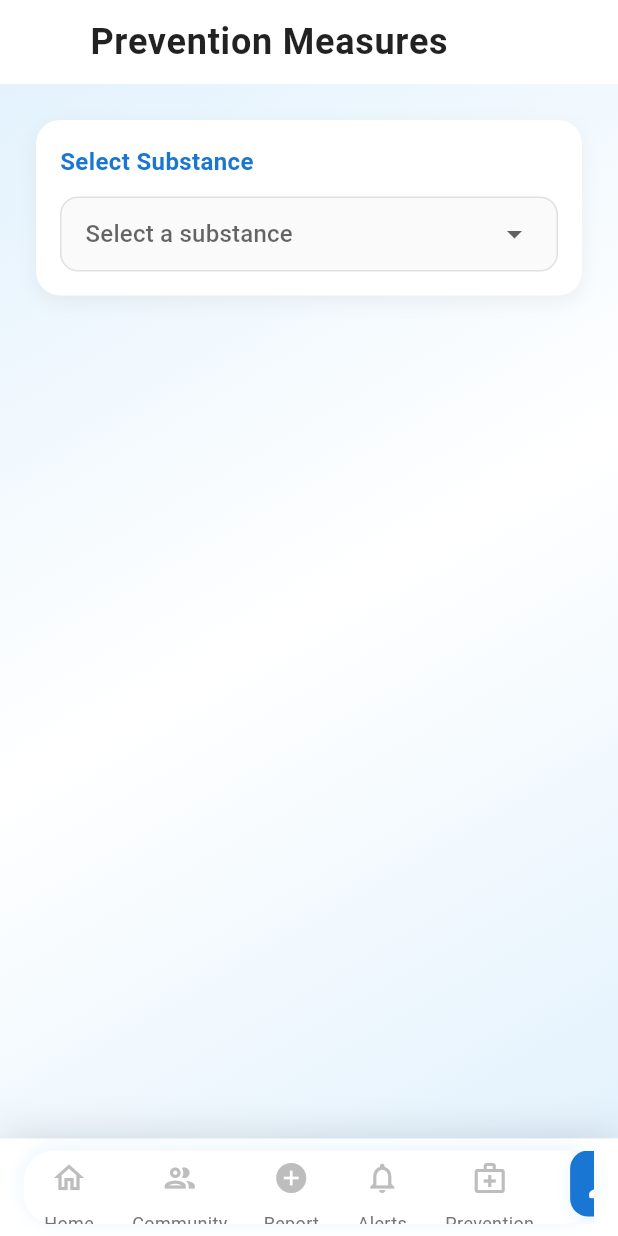
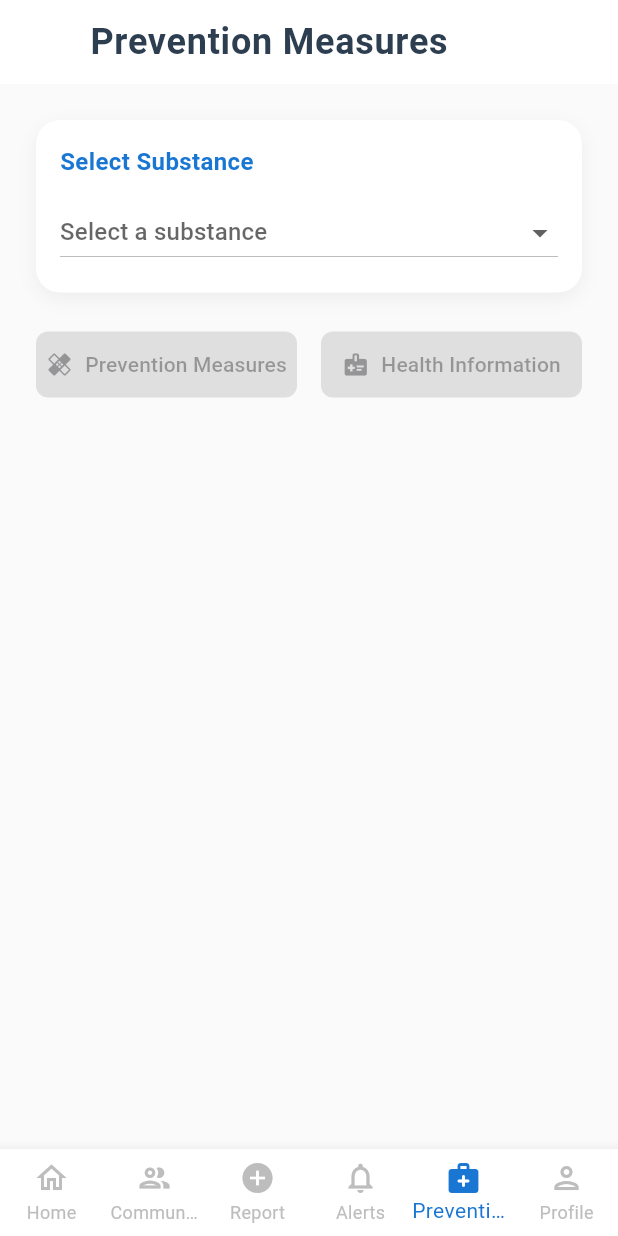
Before and after one commit to jobexperimentt33/RealReportingApp, a Flutter app: the PreventionMeasuresPage screen opened directly, on a phone screen of 412 x 824 dp. Run offline on Flutter 3.47's test engine with Material 3 defaults, Android fonts, the phone set to English and light mode, and no system bars; our stand-ins replace cloud_firestore, firebase_auth, firebase_core, firebase_dynamic_links, firebase_storage, geocoding and 6 more; accounts and stored records are empty.

Commit message:
prevention measure page done

```diff
--- a/brightpath/lib/prevention_measures_page.dart
+++ b/brightpath/lib/prevention_measures_page.dart
@@ -13,14 +13,13 @@ class PreventionMeasuresPage extends StatefulWidget {
 }
 
 class _PreventionMeasuresPageState extends State<PreventionMeasuresPage> {
-  int _selectedIndex = 5; // New index for Prevention tab
-  int? _hoveredIndex;
+  int _selectedIndex = 4; // Correct index for Prevention tab
   String? selectedDrug;
   bool isLoading = false;
   String? preventionMeasures;
   String? sideEffects;
+  String? activeTab; // Add this line to track which tab is active
 
-  // List of commonly abused drugs
   final List<String> drugs = [
     'Alcohol',
     'Marijuana',
@@ -38,49 +37,86 @@ class _PreventionMeasuresPageState extends State<PreventionMeasuresPage> {
     'Steroids',
   ];
 
-  Future<void> _getDrugInfo() async {
+  Future<void> _getPreventionMeasures() async {
     if (selectedDrug == null) {
-      _showError('Please select a substance first');
+      _showError('Please select a substance first.');
       return;
     }
 
     setState(() {
       isLoading = true;
       preventionMeasures = null;
-      sideEffects = null;
+      activeTab = 'prevention';
     });
 
     try {
       final model = GenerativeModel(
         model: 'gemini-pro',
-        apiKey: 'AIzaSyAF6DBQUXz3nievlZR0Poz5Rfnu2erzwZU', // Replace with your API key
+        apiKey: 'AIzaSyBHZAHzL6aaux-UBiMFM7cSjNMgiB33fCI',
       );
 
-      final content = Content.text('''
-        Provide information about ${selectedDrug} in two sections:
-        1. Prevention measures and recovery strategies
-        2. Side effects and health risks
-
-        Keep the response concise and well-structured.
+      final preventionContent = Content.text('''
+        Provide prevention measures and recovery strategies for $selectedDrug.
+        Format the response with clear headers and bullet points.
+        Include these sections:
+        - Prevention Strategies:
+        - Early Warning Signs:
+        - Recovery Support:
+        Keep each bullet point concise and actionable.
       ''');
 
-      final response = await model.generateContent([content]);
-      final text = response.text ?? 'No information available';
-
-      // Split the response into prevention measures and side effects
-      final sections = text.split('\n\n');
+      final response = await model.generateContent([preventionContent]);
 
       setState(() {
-        preventionMeasures = sections.isNotEmpty ? sections[0].replaceAll('1. ', '') : 'No prevention measures available';
-        sideEffects = sections.length > 1 ? sections[1].replaceAll('2. ', '') : 'No side effects information available';
+        preventionMeasures = response.text ?? 'No prevention measures available.';
         isLoading = false;
       });
     } catch (e) {
-      _showError('Failed to fetch information: ${e.toString()}');
+      _showError('Failed to fetch information: $e');
       setState(() {
         isLoading = false;
-        preventionMeasures = null;
+      });
+    }
+  }
+
+  Future<void> _getSideEffects() async {
+    if (selectedDrug == null) {
+      _showError('Please select a substance first.');
+      return;
+    }
+
+    setState(() {
+      isLoading = true;
       sideEffects = null;
+      activeTab = 'sideEffects';
+    });
+
+    try {
+      final model = GenerativeModel(
+        model: 'gemini-pro',
+        apiKey: 'AIzaSyBHZAHzL6aaux-UBiMFM7cSjNMgiB33fCI',
+      );
+
+      final sideEffectsContent = Content.text('''
+        Provide educational information about $selectedDrug from a healthcare perspective.
+        Format the response as an educational resource with these sections:
+        - General Health Information:
+        - Important Safety Awareness:
+        - Healthcare Considerations:
+        Keep the information factual and educational, focusing on public health awareness.
+        Present the information in a way that would be appropriate for a medical education context.
+      ''');
+
+      final response = await model.generateContent([sideEffectsContent]);
+
+      setState(() {
+        sideEffects = response.text ?? 'No health information available.';
+        isLoading = false;
+      });
+    } catch (e) {
+      _showError('Unable to retrieve health information at this time. Please try again later.');
+      setState(() {
+        isLoading = false;
       });
     }
   }
@@ -96,24 +132,19 @@ class _PreventionMeasuresPageState extends State<PreventionMeasuresPage> {
   }
 
   @override
-  void dispose() {
-    // Add any controllers to dispose here if needed
-    super.dispose();
-  }
-
-  @override
   Widget build(BuildContext context) {
     return Scaffold(
+      backgroundColor: Colors.grey[50],
       appBar: AppBar(
         elevation: 0,
         backgroundColor: Colors.white,
-        foregroundColor: Colors.black87,
         title: Row(
           children: [
             Image.asset(
               'assets/brightpath_logo.png',
               height: 32,
-              errorBuilder: (context, error, stackTrace) => const SizedBox(width: 32),
+              errorBuilder: (context, error, stackTrace) =>
+                  const SizedBox(width: 32),
             ),
             const SizedBox(width: 12),
             const Text(
@@ -122,30 +153,56 @@ class _PreventionMeasuresPageState extends State<PreventionMeasuresPage> {
                 fontSize: 24,
                 fontWeight: FontWeight.w600,
                 letterSpacing: 0.5,
+                color: Color(0xFF2C3E50),
               ),
             ),
           ],
         ),
       ),
-      body: Container(
-        decoration: BoxDecoration(
-          gradient: LinearGradient(
-            begin: Alignment.topLeft,
-            end: Alignment.bottomRight,
-            colors: [
-              Colors.blue[50]!,
-              Colors.white,
-              Colors.blue[50]!,
+      body: SafeArea(
+        child: Container(
+          padding: const EdgeInsets.all(24),
+          child: Column(
+            crossAxisAlignment: CrossAxisAlignment.stretch,
+            children: [
+              _buildDropdown(),
+              const SizedBox(height: 24),
+              _buildButtons(),
+              const SizedBox(height: 24),
+              if (isLoading)
+                const Center(child: CircularProgressIndicator())
+              else if (activeTab == 'prevention' && preventionMeasures != null)
+                Expanded(
+                  child: SingleChildScrollView(
+                    child: _buildInfoCard(
+                      'Prevention Measures',
+                      preventionMeasures!,
+                      Icons.healing,
+                      Colors.green
+                    ),
+                  ),
+                )
+              else if (activeTab == 'sideEffects' && sideEffects != null)
+                Expanded(
+                  child: SingleChildScrollView(
+                    child: _buildInfoCard(
+                      'Health Information',
+                      sideEffects!,
+                      Icons.medical_information,
+                      Colors.blue,
+                    ),
+                  ),
+                ),
             ],
           ),
         ),
-        child: SafeArea(
-          child: Padding(
-            padding: const EdgeInsets.all(24.0),
-            child: Column(
-              crossAxisAlignment: CrossAxisAlignment.stretch,
-              children: [
-                Container(
+      ),
+      bottomNavigationBar: _buildBottomNavBar(),
+    );
+  }
+
+  Widget _buildDropdown() {
+    return Container(
       padding: const EdgeInsets.all(16),
       decoration: BoxDecoration(
         color: Colors.white,
@@ -170,125 +227,34 @@ class _PreventionMeasuresPageState extends State<PreventionMeasuresPage> {
             ),
           ),
           const SizedBox(height: 12),
-                      Container(
-                        decoration: BoxDecoration(
-                          color: Colors.grey[50],
-                          borderRadius: BorderRadius.circular(12),
-                          border: Border.all(color: Colors.grey[300]!),
-                        ),
-                        child: DropdownButtonHideUnderline(
-                          child: DropdownButton<String>(
+          DropdownButton<String>(
             value: selectedDrug,
             hint: const Text('Select a substance'),
             isExpanded: true,
-                            padding: const EdgeInsets.symmetric(horizontal: 16),
-                            borderRadius: BorderRadius.circular(12),
-                            items: drugs.map((String drug) {
+            items: drugs.map((drug) {
               return DropdownMenuItem<String>(
                 value: drug,
                 child: Text(drug),
               );
             }).toList(),
-                            onChanged: (String? newValue) {
+            onChanged: (value) {
               setState(() {
-                                selectedDrug = newValue;
+                selectedDrug = value;
+                // Clear previous results when selecting new drug
+                preventionMeasures = null;
+                sideEffects = null;
+                activeTab = null;
               });
-                              _getDrugInfo();
             },
           ),
-                        ),
-                      ),
         ],
-                  ),
-                ),
-                const SizedBox(height: 24),
-                if (isLoading)
-                  const Center(
-                    child: CircularProgressIndicator(),
-                  )
-                else if (preventionMeasures != null)
-                  Expanded(
-                    child: SingleChildScrollView(
-                      child: Column(
-                        crossAxisAlignment: CrossAxisAlignment.stretch,
-                        children: [
-                          _buildInfoCard(
-                            'Prevention Measures',
-                            preventionMeasures!,
-                            Icons.healing,
-                            Colors.green,
-                          ),
-                          const SizedBox(height: 16),
-                          if (sideEffects != null)
-                            _buildInfoCard(
-                              'Side Effects',
-                              sideEffects!,
-                              Icons.warning_amber_rounded,
-                              Colors.red,
-                            ),
-                        ],
-                      ),
-                    ),
-                  ),
-              ],
-            ),
-          ),
-        ),
-      ),
-      bottomNavigationBar: Container(
-        height: 65, // Fixed height to prevent overflow
-        decoration: BoxDecoration(
-          color: Colors.white,
-          boxShadow: [
-            BoxShadow(
-              color: Colors.black.withOpacity(0.1),
-              blurRadius: 20,
-              offset: const Offset(0, -5),
-            ),
-          ],
-        ),
-        child: SafeArea(
-          child: Padding(
-            padding: const EdgeInsets.symmetric(horizontal: 16.0, vertical: 8),
-            child: Container(
-              decoration: BoxDecoration(
-                color: Colors.white,
-                borderRadius: BorderRadius.circular(20),
-                boxShadow: [
-                  BoxShadow(
-                    color: Colors.blue.withOpacity(0.1),
-                    blurRadius: 10,
-                    offset: const Offset(0, -2),
-                  ),
-                ],
-              ),
-              child: SingleChildScrollView(
-                scrollDirection: Axis.horizontal,
-                child: Row(
-                  mainAxisAlignment: MainAxisAlignment.spaceEvenly,
-                  children: _buildNavItems().asMap().entries.map((entry) {
-                    final index = entry.key;
-                    final item = entry.value;
-                    return GestureDetector(
-                      onTap: () => _onItemTapped(index),
-                      child: Container(
-                        padding: const EdgeInsets.symmetric(horizontal: 12),
-                        child: item,
-                      ),
-                    );
-                  }).toList(),
-                ),
-              ),
-            ),
-          ),
-        ),
       ),
     );
   }
 
   Widget _buildInfoCard(String title, String content, IconData icon, Color color) {
     return Container(
-      padding: const EdgeInsets.all(16),
+      margin: const EdgeInsets.symmetric(vertical: 8.0),
       decoration: BoxDecoration(
         color: Colors.white,
         borderRadius: BorderRadius.circular(16),
@@ -303,110 +269,197 @@ class _PreventionMeasuresPageState extends State<PreventionMeasuresPage> {
       child: Column(
         crossAxisAlignment: CrossAxisAlignment.start,
         children: [
-          Row(
+          Container(
+            padding: const EdgeInsets.all(16),
+            decoration: BoxDecoration(
+              color: color.withOpacity(0.1),
+              borderRadius: const BorderRadius.only(
+                topLeft: Radius.circular(16),
+                topRight: Radius.circular(16),
+              ),
+            ),
+            child: Row(
               children: [
-              Icon(icon, color: color),
+                Container(
+                  padding: const EdgeInsets.all(8),
+                  decoration: BoxDecoration(
+                    color: color.withOpacity(0.1),
+                    borderRadius: BorderRadius.circular(8),
+                  ),
+                  child: Icon(icon, color: color, size: 24),
+                ),
                 const SizedBox(width: 12),
                 Text(
                   title,
                   style: TextStyle(
-                  fontSize: 18,
+                    fontSize: 20,
                     fontWeight: FontWeight.bold,
                     color: color,
+                    letterSpacing: 0.5,
                   ),
                 ),
               ],
             ),
-          const SizedBox(height: 16),
-          Text(
-            content,
-            style: const TextStyle(
-              fontSize: 16,
-              height: 1.5,
           ),
+          Padding(
+            padding: const EdgeInsets.all(16),
+            child: _buildStructuredContent(content),
           ),
         ],
       ),
     );
   }
 
-  List<Widget> _buildNavItems() {
-    final items = [
-      NavItem(Icons.home_rounded, Icons.home_outlined, 'Home'),
-      NavItem(Icons.group_rounded, Icons.group_outlined, 'Community'),
-      NavItem(Icons.add_circle_rounded, Icons.add_circle_outlined, 'Report'),
-      NavItem(Icons.notifications_rounded, Icons.notifications_outlined, 'Alerts'),
-      NavItem(Icons.medical_services_rounded, Icons.medical_services_outlined, 'Prevention'),
-      NavItem(Icons.person_rounded, Icons.person_outlined, 'Profile'),
+  Widget _buildStructuredContent(String content) {
+    final lines = content.split('\n');
+    return Column(
+      crossAxisAlignment: CrossAxisAlignment.start,
+      children: lines.map((line) {
+        final trimmedLine = line.trim();
+        if (trimmedLine.isEmpty) return const SizedBox(height: 8);
+
+        final isBulletPoint = trimmedLine.startsWith('•') ||
+                            trimmedLine.startsWith('-') ||
+                            trimmedLine.startsWith('*');
+
+        final isHeader = trimmedLine.endsWith(':');
+
+        if (isHeader) {
+          return Padding(
+            padding: const EdgeInsets.only(top: 12, bottom: 8),
+            child: Text(
+              trimmedLine,
+              style: const TextStyle(
+                fontSize: 16,
+                fontWeight: FontWeight.w600,
+                color: Color(0xFF2C3E50),
+              ),
+            ),
+          );
+        } else if (isBulletPoint) {
+          return Padding(
+            padding: const EdgeInsets.only(left: 8, top: 4, bottom: 4),
+            child: Row(
+              crossAxisAlignment: CrossAxisAlignment.start,
+              children: [
+                const Text(
+                  '•  ',
+                  style: TextStyle(
+                    fontSize: 16,
+                    fontWeight: FontWeight.bold,
+                    color: Color(0xFF3498DB),
+                  ),
+                ),
+                Expanded(
+                  child: Text(
+                    trimmedLine.replaceFirst(RegExp(r'^[•\-*]\s*'), ''),
+                    style: const TextStyle(
+                      fontSize: 15,
+                      height: 1.5,
+                      color: Color(0xFF34495E),
+                    ),
+                  ),
+                ),
+              ],
+            ),
+          );
+        } else {
+          return Padding(
+            padding: const EdgeInsets.symmetric(vertical: 4),
+            child: Text(
+              trimmedLine,
+              style: const TextStyle(
+                fontSize: 15,
+                height: 1.5,
+                color: Color(0xFF34495E),
+              ),
+            ),
+          );
+        }
+      }).toList(),
+    );
+  }
+
+  Widget _buildButtons() {
+    return Row(
+      children: [
+        Expanded(
+          child: ElevatedButton.icon(
+            onPressed: selectedDrug == null || isLoading ? null : _getPreventionMeasures,
+            icon: const Icon(Icons.healing),
+            label: const Text('Prevention Measures'),
+            style: ElevatedButton.styleFrom(
+              backgroundColor: Colors.green,
+              foregroundColor: Colors.white,
+              padding: const EdgeInsets.symmetric(vertical: 12),
+              shape: RoundedRectangleBorder(
+                borderRadius: BorderRadius.circular(8),
+              ),
+            ),
+          ),
+        ),
+        const SizedBox(width: 16),
+        Expanded(
+          child: ElevatedButton.icon(
+            onPressed: selectedDrug == null || isLoading ? null : _getSideEffects,
+            icon: const Icon(Icons.medical_information),
+            label: const Text('Health Information'),
+            style: ElevatedButton.styleFrom(
+              backgroundColor: Colors.blue,
+              foregroundColor: Colors.white,
+              padding: const EdgeInsets.symmetric(vertical: 12),
+              shape: RoundedRectangleBorder(
+                borderRadius: BorderRadius.circular(8),
+              ),
+            ),
+          ),
+        ),
+      ],
+    );
+  }
+
+  Widget _buildBottomNavBar() {
+    final navItems = [
+      _NavItem(Icons.home_rounded, Icons.home_outlined, 'Home', const HomePage()),
+      _NavItem(Icons.group_rounded, Icons.group_outlined, 'Community', const CommunityPage()),
+      _NavItem(Icons.add_circle_rounded, Icons.add_circle_outlined, 'Report', const ReportPage()),
+      _NavItem(Icons.notifications_rounded, Icons.notifications_outlined, 'Alerts', null),
+      _NavItem(Icons.medical_services_rounded, Icons.medical_services_outlined, 'Prevention', this.widget),
+      _NavItem(Icons.person_rounded, Icons.person_outlined, 'Profile', const ProfilePage()),
     ];
 
-    return items.asMap().entries.map((entry) {
-      final index = entry.key;
-      final item = entry.value;
-      final isHovered = _hoveredIndex == index;
-      final isSelected = _selectedIndex == index;
-
-      return Column(
-        mainAxisSize: MainAxisSize.min,
-        children: [
-          AnimatedContainer(
-            duration: const Duration(milliseconds: 200),
-            padding: EdgeInsets.all(isHovered || isSelected ? 8.0 : 6.0),
-            decoration: BoxDecoration(
-              color: isSelected ? Colors.blue[700] : isHovered ? Colors.blue[50] : Colors.transparent,
-              borderRadius: BorderRadius.circular(12),
-              boxShadow: isSelected || isHovered
-                  ? [BoxShadow(color: Colors.blue.withOpacity(0.1), blurRadius: 8, offset: const Offset(0, 2))]
-                  : null,
-            ),
-            child: Icon(
-              isSelected || isHovered ? item.selectedIcon : item.icon,
-              size: isHovered || isSelected ? 28 : 24,
-              color: isSelected ? Colors.white : isHovered ? Colors.blue[700] : Colors.grey[400],
-            ),
-          ),
-          const SizedBox(height: 4),
-          Text(item.label, style: TextStyle(fontSize: 12, color: isSelected ? Colors.blue[700] : Colors.grey[600])),
-        ],
+    return BottomNavigationBar(
+      items: navItems.map((item) {
+        return BottomNavigationBarItem(
+          icon: Icon(item.icon),
+          activeIcon: Icon(item.activeIcon),
+          label: item.label,
         );
-    }).toList();
-  }
-
-  void _onItemTapped(int index) {
+      }).toList(),
+      currentIndex: _selectedIndex,
+      selectedItemColor: Colors.blue[700],
+      unselectedItemColor: Colors.grey[400],
+      showUnselectedLabels: true,
+      type: BottomNavigationBarType.fixed,
+      backgroundColor: Colors.white,
+      elevation: 8,
+      onTap: (index) {
         setState(() {
           _selectedIndex = index;
         });
-
-    switch (index) {
-      case 0:
-        Navigator.pushReplacement(context, MaterialPageRoute(builder: (context) => const HomePage()));
-        break;
-      case 1:
-        Navigator.pushReplacement(context, MaterialPageRoute(builder: (context) => const CommunityPage()));
-        break;
-      case 2:
-        Navigator.pushReplacement(context, MaterialPageRoute(builder: (context) => const ReportPage()));
-        break;
-      case 3:
-        Navigator.pushReplacementNamed(context, '/notifications');
-        break;
-      case 4:
-        Navigator.pushReplacement(context, MaterialPageRoute(builder: (context) => const ProfilePage()));
-        break;
-      case 5:
-        Navigator.pushReplacement(
-          context,
-          MaterialPageRoute(builder: (context) => const PreventionMeasuresPage()),
+        if (navItems[index].destination != null) {
+          Navigator.pushReplacement(context, MaterialPageRoute(builder: (_) => navItems[index].destination!));
+        }
+      },
     );
-        break;
-    }
   }
 }
 
-class NavItem {
-  final IconData selectedIcon;
+class _NavItem {
+  final IconData activeIcon;
   final IconData icon;
   final String label;
+  final Widget? destination;
 
-  NavItem(this.selectedIcon, this.icon, this.label);
+  _NavItem(this.activeIcon, this.icon, this.label, this.destination);
 }
```
Lines whose indentation alone changed are shown as unchanged.
